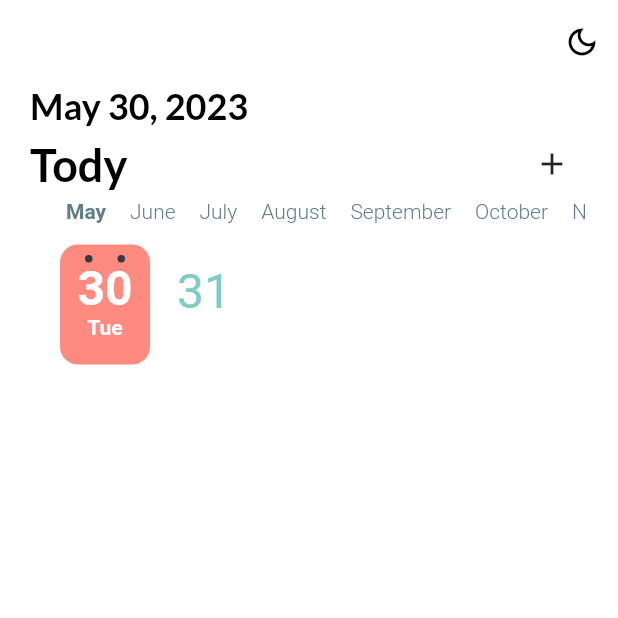
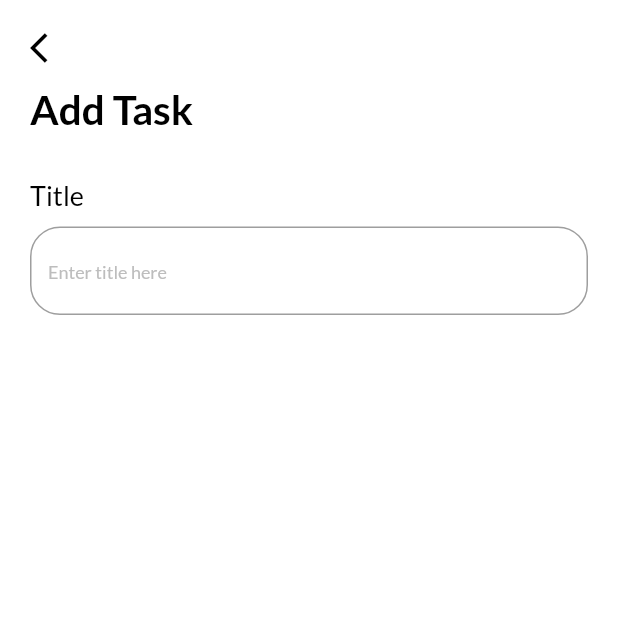
Before and after one commit to Corgi666/todo-flutter, a Flutter app: the screen it shows after launch, after a tap on the "add" icon, on a phone screen of 412 x 824 dp, the top half of it. Run offline on Flutter 3.47's test engine with Material 2 defaults, Android fonts, the phone set to English and light mode, and no system bars; drawn by our look-alikes of calendar_timeline; our stand-ins replace flutter_local_notifications, get, google_fonts.

Commit message:
Push at lastnight

```diff
--- a/lib/controller/style_config.dart
+++ b/lib/controller/style_config.dart
@@ -13,9 +13,25 @@ TextStyle get subHeadingStyle {
 TextStyle get headingStyle {
   return GoogleFonts.lato(
       textStyle: TextStyle(
-          fontSize: 30,
+          fontSize: 27,
           fontWeight: FontWeight.bold,
           color: Get.isDarkMode ? Colors.white : Colors.black));
+}
+
+TextStyle get titleStyle {
+  return GoogleFonts.lato(
+      textStyle: TextStyle(
+          fontSize: 18,
+          fontWeight: FontWeight.w400,
+          color: Get.isDarkMode ? Colors.white : Colors.black));
+}
+
+TextStyle get hintStyle {
+  return GoogleFonts.lato(
+      textStyle: TextStyle(
+          fontSize: 12,
+          fontWeight: FontWeight.w400,
+          color: Get.isDarkMode ? Colors.grey[100] : Colors.grey[400]));
 }
 
 TextStyle get buttonText {
--- a/lib/main.dart
+++ b/lib/main.dart
@@ -1,5 +1,6 @@
 import 'package:flutter/material.dart';
 import 'package:get/get.dart';
+import 'package:notification/screens/addTask_screen.dart';
 import 'package:notification/screens/homepage_screen.dart';
 
 import 'controller/theme_controller.dart';
@@ -16,11 +17,21 @@ class MyApp extends StatelessWidget {
     // print(themes.themeToggle);
     return GetMaterialApp(
       debugShowCheckedModeBanner: false,
-      title: 'Notification App',
-      home: const HomePage(),
+      title: 'ToDo Flutter',
       themeMode: ThemeMode.system, //theme like system
       theme: Themes.light, //Theme form theme_controller
-      darkTheme: Themes.dark, //Theme form theme_controller
+      darkTheme: Themes.dark,
+      home: const HomePage(),
+      getPages: [
+        GetPage(
+          name: '/',
+          page: () => const HomePage(),
+        ),
+        GetPage(
+          name: '/addtask',
+          page: () => const AddTaskScreen(),
+        )
+      ], //Theme form theme_controller
     );
   }
 }
--- /dev/null
+++ b/lib/screens/addTask_screen.dart
@@ -0,0 +1,46 @@
+import 'package:flutter/material.dart';
+import 'package:get/get.dart';
+import 'package:notification/controller/style_config.dart';
+import 'package:notification/widgets/reuseable_widget.dart';
+
+class AddTaskScreen extends StatelessWidget {
+  const AddTaskScreen({super.key});
+
+  @override
+  Widget build(BuildContext context) {
+    final TextEditingController titleController = TextEditingController();
+    return Scaffold(
+      appBar: AppBar(
+          leading: GestureDetector(
+        onTap: () => Get.back(),
+        child: Container(
+          margin: EdgeInsets.all(20),
+          child: Icon(
+            Icons.arrow_back_ios,
+            color: Get.isDarkMode ? Colors.white : Colors.black,
+          ),
+        ),
+      )),
+      body: Container(
+        margin: EdgeInsets.symmetric(horizontal: 20),
+        child: SingleChildScrollView(
+            child: Column(
+          mainAxisAlignment: MainAxisAlignment.start,
+          crossAxisAlignment: CrossAxisAlignment.start,
+          children: [
+            Text(
+              'Add Task',
+              style: headingStyle,
+            ),
+            SizedBox(height: 15),
+            // reuseable_TextTitle(title: 'Title')
+            reuseable_Field(
+                title: 'Title',
+                hint: 'Enter title here',
+                controller: titleController)
+          ],
+        )),
+      ),
+    );
+  }
+}
--- a/lib/screens/homepage_screen.dart
+++ b/lib/screens/homepage_screen.dart
@@ -40,6 +40,7 @@ class _HomePageState extends State<HomePage> with TickerProviderStateMixin {
   }
 
   final dark = false.obs;
+  DateTime _selectedDate = DateTime.now();
   @override
   Widget build(BuildContext context) {
     return Scaffold(
@@ -65,9 +66,14 @@ class _HomePageState extends State<HomePage> with TickerProviderStateMixin {
       body: Container(
         margin: EdgeInsets.symmetric(horizontal: 20),
         child: Column(
-          children: [
-            topSection(),
-            Container(
+          children: [topSection(), _dateSelectSection()],
+        ),
+      ),
+    );
+  }
+
+  Widget _dateSelectSection() {
+    return Container(
         height: 150,
         child: CalendarTimeline(
           leftMargin: 20,
@@ -81,13 +87,9 @@ class _HomePageState extends State<HomePage> with TickerProviderStateMixin {
           firstDate: DateTime(2022),
           lastDate: DateTime(2024),
           onDateSelected: (p0) {
-                    print(p0);
+            _selectedDate = p0;
           },
-                ))
-          ],
-        ),
-      ),
-    );
+        ));
   }
 
   Widget topSection() {
@@ -103,7 +105,9 @@ class _HomePageState extends State<HomePage> with TickerProviderStateMixin {
               'Tody',
               style: headingStyle,
             ),
-            IconButton(onPressed: () => null, icon: Icon(Icons.add)),
+            IconButton(
+                onPressed: () => Get.toNamed('/addtask'),
+                icon: Icon(Icons.add)),
           ],
         ),
         // feild(controller: namecontroller)
--- a/lib/widgets/reuseable_widget.dart
+++ b/lib/widgets/reuseable_widget.dart
@@ -1,3 +1,4 @@
+import 'package:get/get.dart';
 import 'package:flutter/material.dart';
 import 'package:notification/controller/style_config.dart';
 import 'package:notification/controller/theme_controller.dart';
@@ -18,3 +19,39 @@ Widget reuseable_Button({required String lable, required VoidCallback onTap}) {
     ),
   );
 }
+
+Widget reuseable_TextTitle({required String title}) {
+  return Text(
+    title,
+    style: titleStyle,
+  );
+}
+
+Widget reuseable_Field(
+    {required String title,
+    required String hint,
+    TextEditingController? controller}) {
+  return Container(
+    margin: EdgeInsets.only(top: 16),
+    child: Column(
+      crossAxisAlignment: CrossAxisAlignment.start,
+      mainAxisAlignment: MainAxisAlignment.start,
+      children: [
+        reuseable_TextTitle(title: title),
+        SizedBox(
+          height: 10,
+        ),
+        TextFormField(
+          autocorrect: false,
+          controller: controller,
+          decoration: InputDecoration(
+              border: OutlineInputBorder(
+                borderRadius: BorderRadius.circular(20),
+              ),
+              hintText: hint,
+              hintStyle: hintStyle),
+        )
+      ],
+    ),
+  );
+}
```
Lines whose indentation alone changed are shown as unchanged.
